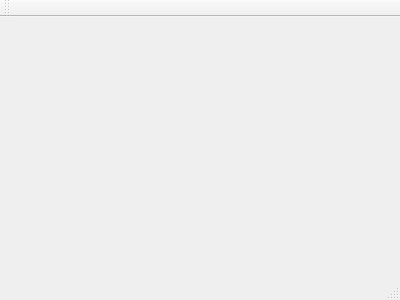
Before: the Qt Designer form mainwindow.ui in scott1541/GroupProject, drawn with Qt 5.
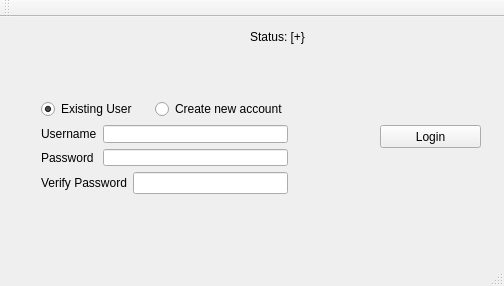
After: the same form once the commit is applied.

Patch:
```diff
--- a/mainwindow.ui
+++ b/mainwindow.ui
@@ -1,24 +1,143 @@
 <ui version="4.0">
  <class>MainWindow</class>
- <widget class="QMainWindow" name="MainWindow" >
-  <property name="geometry" >
+ <widget class="QMainWindow" name="MainWindow">
+  <property name="geometry">
    <rect>
     <x>0</x>
     <y>0</y>
-    <width>400</width>
-    <height>300</height>
+    <width>504</width>
+    <height>286</height>
    </rect>
   </property>
   <property name="windowTitle" >
    <string>MainWindow</string>
   </property>
-  <widget class="QMenuBar" name="menuBar" />
-  <widget class="QToolBar" name="mainToolBar" />
-  <widget class="QWidget" name="centralWidget" />
-  <widget class="QStatusBar" name="statusBar" />
+  <widget class="QWidget" name="centralWidget">
+   <widget class="QLabel" name="lblResult">
+    <property name="geometry">
+     <rect>
+      <x>250</x>
+      <y>10</y>
+      <width>151</width>
+      <height>20</height>
+     </rect>
+    </property>
+    <property name="text">
+     <string>Status: [+}</string>
+    </property>
+   </widget>
+   <widget class="QPushButton" name="btnLogin">
+    <property name="geometry">
+     <rect>
+      <x>380</x>
+      <y>108</y>
+      <width>101</width>
+      <height>23</height>
+     </rect>
+    </property>
+    <property name="text">
+     <string>Login</string>
+    </property>
+   </widget>
+   <widget class="QWidget" name="layoutWidget">
+    <property name="geometry">
+     <rect>
+      <x>30</x>
+      <y>71</y>
+      <width>269</width>
+      <height>117</height>
+     </rect>
+    </property>
+    <layout class="QGridLayout" name="gridLayout_2">
+     <item row="0" column="0" colspan="2">
+      <layout class="QHBoxLayout" name="horizontalLayout">
+       <item>
+        <widget class="QRadioButton" name="radioButton">
+         <property name="text">
+          <string>Existing User</string>
+         </property>
+         <property name="checked">
+          <bool>true</bool>
+         </property>
+        </widget>
+       </item>
+       <item>
+        <widget class="QRadioButton" name="radioButton_2">
+         <property name="enabled">
+          <bool>true</bool>
+         </property>
+         <property name="text">
+          <string>Create new account</string>
+         </property>
+        </widget>
+       </item>
+      </layout>
+     </item>
+     <item row="2" column="0">
+      <widget class="QLabel" name="label_3">
+       <property name="text">
+        <string>Verify Password</string>
+       </property>
+      </widget>
+     </item>
+     <item row="1" column="0" colspan="2">
+      <layout class="QGridLayout" name="gridLayout">
+       <item row="0" column="0">
+        <widget class="QLabel" name="label">
+         <property name="text">
+          <string>Username</string>
+         </property>
+        </widget>
+       </item>
+       <item row="0" column="1">
+        <widget class="QLineEdit" name="txtUser"/>
+       </item>
+       <item row="1" column="0">
+        <widget class="QLabel" name="label_2">
+         <property name="text">
+          <string>Password</string>
+         </property>
+        </widget>
+       </item>
+       <item row="1" column="1">
+        <widget class="QLineEdit" name="txtPass">
+         <property name="maxLength">
+          <number>20</number>
+         </property>
+         <property name="echoMode">
+          <enum>QLineEdit::Password</enum>
+         </property>
+        </widget>
+       </item>
+      </layout>
+     </item>
+     <item row="2" column="1">
+      <widget class="QLineEdit" name="txtVerify"/>
+     </item>
+    </layout>
+   </widget>
+  </widget>
+  <widget class="QMenuBar" name="menuBar">
+   <property name="geometry">
+    <rect>
+     <x>0</x>
+     <y>0</y>
+     <width>504</width>
+     <height>22</height>
+    </rect>
+   </property>
+  </widget>
+  <widget class="QToolBar" name="mainToolBar">
+   <attribute name="toolBarArea">
+    <enum>TopToolBarArea</enum>
+   </attribute>
+   <attribute name="toolBarBreak">
+    <bool>false</bool>
+   </attribute>
+  </widget>
+  <widget class="QStatusBar" name="statusBar"/>
  </widget>
- <layoutDefault spacing="6" margin="11" />
- <pixmapfunction></pixmapfunction>
+ <layoutdefault spacing="6" margin="11"/>
  <resources/>
  <connections/>
 </ui>
```
Left out of the diff: 3 changed lines with no effect on the pictures.
